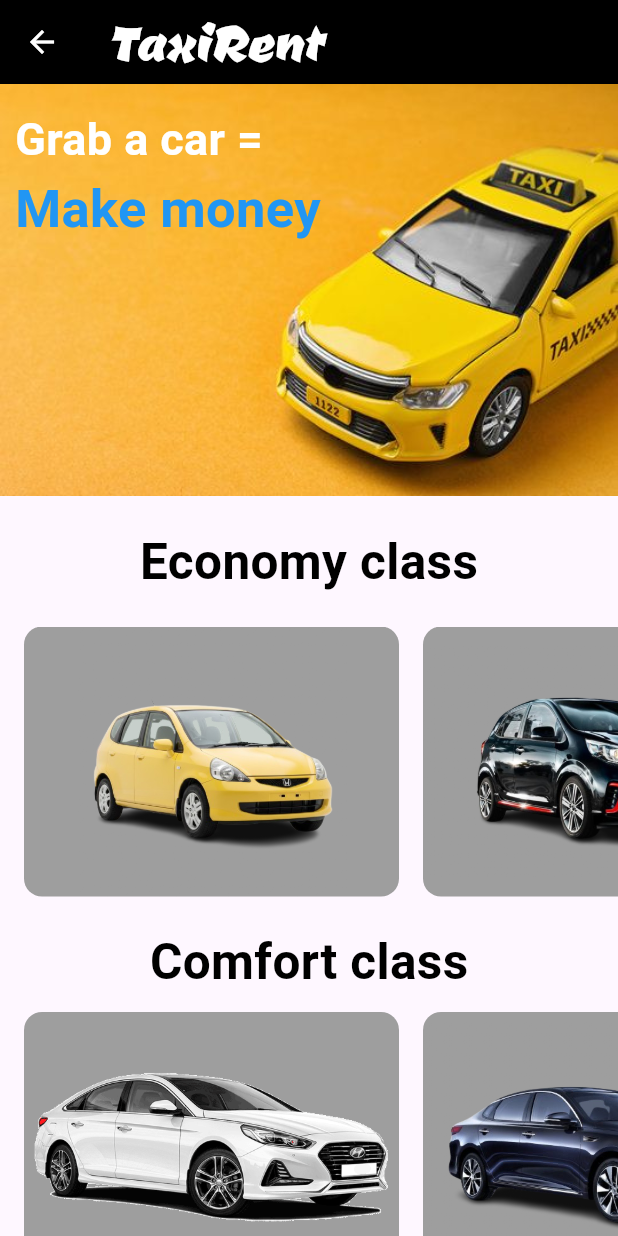
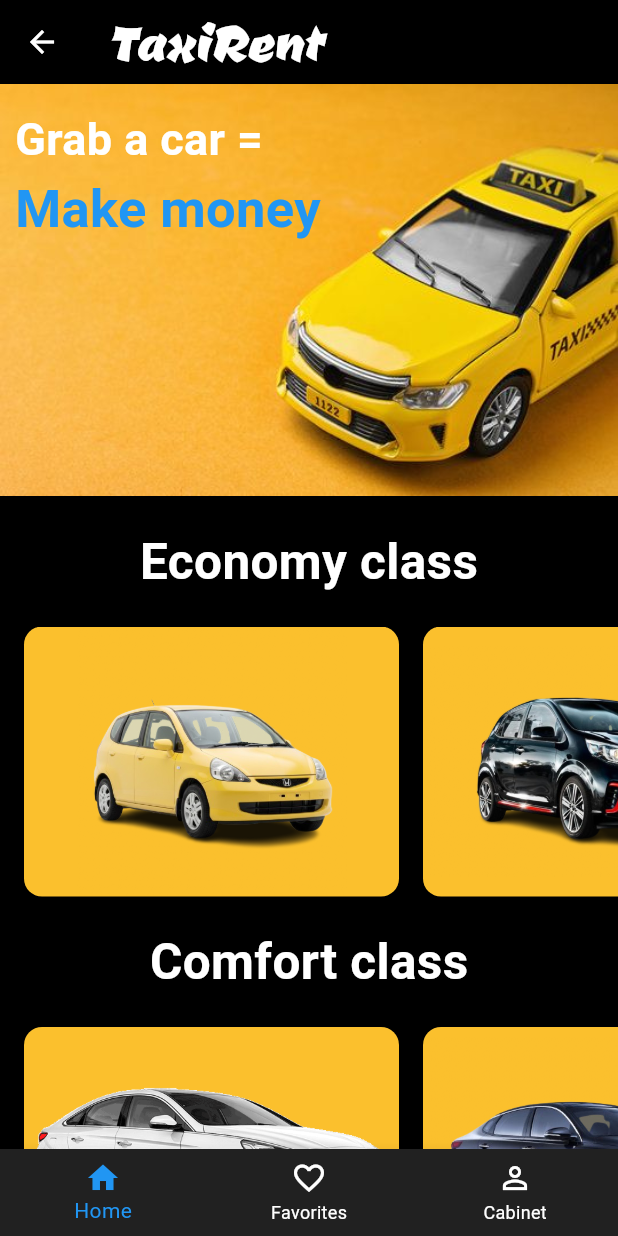
Before and after one commit to akaixo/TaxiRent, a Flutter app: the HomePage screen opened directly, on a phone screen of 412 x 824 dp. Run offline on Flutter 3.47's test engine with Material 3 defaults, Android fonts, the phone set to English and light mode, and no system bars.

Commit message:
changed the design

```diff
--- a/lib/home_page.dart
+++ b/lib/home_page.dart
@@ -1,3 +1,6 @@
+import 'package:autorent/honda_fit_page.dart';
+import 'package:autorent/kia_morning_page.dart';
+import 'package:autorent/login_page.dart';
 import 'package:flutter/material.dart';
 
 class HomePage extends StatefulWidget {
@@ -11,6 +14,32 @@ class _HomePageState extends State<HomePage> {
   @override
   Widget build(BuildContext context) {
     return Scaffold(
+      bottomNavigationBar: BottomNavigationBar(
+        backgroundColor: Colors.grey[900],
+        selectedItemColor: Colors.blue,
+        unselectedItemColor: Colors.white,
+        type: BottomNavigationBarType.fixed,
+        showSelectedLabels: true,
+        showUnselectedLabels: true,
+        items: const [
+          BottomNavigationBarItem(
+            icon: Icon(Icons.home_outlined),
+            activeIcon: Icon(Icons.home),
+            label: 'Home',
+          ),
+          BottomNavigationBarItem(
+            icon: Icon(Icons.favorite_border),
+            activeIcon: Icon(Icons.favorite),
+            label: 'Favorites',
+          ),
+          BottomNavigationBarItem(
+            icon: Icon(Icons.person_outline),
+            activeIcon: Icon(Icons.person),
+            label: 'Cabinet',
+          ),
+        ],
+      ),
+      backgroundColor: Colors.black,
       appBar: AppBar(
         backgroundColor: Colors.black,
         title: const Text(
@@ -25,7 +54,10 @@ class _HomePageState extends State<HomePage> {
           onTap: () {
             Navigator.pop(context);
           },
-          child: const Icon(Icons.arrow_back, color: Colors.white),
+          child: const Icon(
+              Icons.arrow_back,
+              color: Colors.white,
+          ),
         ),
       ),
       body: ListView(
@@ -68,12 +100,124 @@ class _HomePageState extends State<HomePage> {
           Padding(
             padding: const EdgeInsets.symmetric(horizontal: 40),
             child: Column(
-              mainAxisAlignment: MainAxisAlignment.start,
+              mainAxisAlignment: MainAxisAlignment.center,
               children: [
                 Text(
                   "Economy class",
                   style: TextStyle(
-                    color: Colors.black,
+                    color: Colors.white,
+                    fontSize: 33,
+                    fontWeight: FontWeight.bold,
+                  ),
+                ),
+              ],
+            ),
+          ),
+          const SizedBox(height: 20),
+          SizedBox(
+            height: 180,
+            child: ListView(
+              scrollDirection: Axis.horizontal,
+              children: [
+                const SizedBox(width: 16),
+                GestureDetector(
+                  onTap: () {
+                    Navigator.push(
+                      context,
+                      MaterialPageRoute(
+                        builder: (context) {
+                          return HondaFitPage();
+                        },
+                      ),
+                    );
+                  },
+                  child: Container(
+                    width: 250,
+                    decoration: BoxDecoration(
+                      borderRadius: BorderRadius.circular(12),
+                      color: Colors.yellow[700],
+                    ),
+                    child: Center(
+                      child: Image.asset(
+                        'assets/images/cars/honda_fit.png',
+                        fit: BoxFit.contain,
+                      ),
+                    ),
+                  ),
+                ),
+                const SizedBox(width: 16),
+                GestureDetector(
+                  onTap: () {
+                    Navigator.push(
+                      context,
+                      MaterialPageRoute(
+                        builder: (context) {
+                          return KiaMorningPage();
+                        },
+                      ),
+                    );
+                  },
+                  child: Container(
+                    width: 250,
+                    decoration: BoxDecoration(
+                      borderRadius: BorderRadius.circular(12),
+                      color: Colors.yellow[700],
+                    ),
+                    child: Center(
+                      child: Image.asset(
+                        'assets/images/cars/kia_morning.png',
+                        fit: BoxFit.contain,
+                      ),
+                    ),
+                  ),
+                ),
+                const SizedBox(width: 16),
+                GestureDetector(
+                  onTap: () {},
+                  child: Container(
+                    width: 250,
+                    decoration: BoxDecoration(
+                      borderRadius: BorderRadius.circular(12),
+                      color: Colors.yellow[700],
+                    ),
+                    child: Center(
+                      child: Image.asset(
+                        'assets/images/cars/chevrolet_cobalt.png',
+                        fit: BoxFit.contain,
+                      ),
+                    ),
+                  ),
+                ),
+                const SizedBox(width: 16),
+                GestureDetector(
+                  onTap: () {},
+                  child: Container(
+                    width: 250,
+                    decoration: BoxDecoration(
+                      borderRadius: BorderRadius.circular(12),
+                      color: Colors.yellow[700],
+                    ),
+                    child: Center(
+                      child: Image.asset(
+                        'assets/images/cars/kia_rio.png',
+                        fit: BoxFit.contain,
+                      ),
+                    ),
+                  ),
+                ),
+              ],
+            ),
+          ),
+          const SizedBox(height: 20),
+          Padding(
+            padding: const EdgeInsets.symmetric(horizontal: 40),
+            child: Column(
+              mainAxisAlignment: MainAxisAlignment.center,
+              children: [
+                Text(
+                  "Comfort class",
+                  style: TextStyle(
+                    color: Colors.white,
                     fontSize: 33,
                     fontWeight: FontWeight.bold,
                   ),
@@ -94,101 +238,7 @@ class _HomePageState extends State<HomePage> {
                     width: 250,
                     decoration: BoxDecoration(
                       borderRadius: BorderRadius.circular(12),
-                      color: Colors.grey,
-                    ),
-                    child: Center(
-                      child: Image.asset(
-                        'assets/images/cars/honda_fit.png',
-                        fit: BoxFit.contain,
-                      ),
-                    ),
-                  ),
-                ),
-                const SizedBox(width: 16),
-                GestureDetector(
-                  onTap: () {},
-                  child: Container(
-                    width: 250,
-                    decoration: BoxDecoration(
-                      borderRadius: BorderRadius.circular(12),
-                      color: Colors.grey,
-                    ),
-                    child: Center(
-                      child: Image.asset(
-                        'assets/images/cars/kia_morning.png',
-                        fit: BoxFit.contain,
-                      ),
-                    ),
-                  ),
-                ),
-                const SizedBox(width: 16),
-                GestureDetector(
-                  onTap: () {},
-                  child: Container(
-                    width: 250,
-                    decoration: BoxDecoration(
-                      borderRadius: BorderRadius.circular(12),
-                      color: Colors.grey,
-                    ),
-                    child: Center(
-                      child: Image.asset(
-                        'assets/images/cars/chevrolet_cobalt.png',
-                        fit: BoxFit.contain,
-                      ),
-                    ),
-                  ),
-                ),
-                const SizedBox(width: 16),
-                GestureDetector(
-                  onTap: () {},
-                  child: Container(
-                    width: 250,
-                    decoration: BoxDecoration(
-                      borderRadius: BorderRadius.circular(12),
-                      color: Colors.grey,
-                    ),
-                    child: Center(
-                      child: Image.asset(
-                        'assets/images/cars/kia_rio.png',
-                        fit: BoxFit.contain,
-                      ),
-                    ),
-                  ),
-                ),
-              ],
-            ),
-          ),
-          const SizedBox(height: 20),
-          Padding(
-            padding: const EdgeInsets.symmetric(horizontal: 40),
-            child: Column(
-              mainAxisAlignment: MainAxisAlignment.start,
-              children: [
-                Text(
-                  "Comfort class",
-                  style: TextStyle(
-                    color: Colors.black,
-                    fontSize: 33,
-                    fontWeight: FontWeight.bold,
-                  ),
-                ),
-              ],
-            ),
-          ),
-          const SizedBox(height: 10),
-          SizedBox(
-            height: 180,
-            child: ListView(
-              scrollDirection: Axis.horizontal,
-              children: [
-                const SizedBox(width: 16),
-                GestureDetector(
-                  onTap: () {},
-                  child: Container(
-                    width: 250,
-                    decoration: BoxDecoration(
-                      borderRadius: BorderRadius.circular(12),
-                      color: Colors.grey,
+                      color: Colors.yellow[700],
                     ),
                     child: Center(
                       child: Image.asset(
@@ -205,7 +255,7 @@ class _HomePageState extends State<HomePage> {
                     width: 250,
                     decoration: BoxDecoration(
                       borderRadius: BorderRadius.circular(12),
-                      color: Colors.grey,
+                      color: Colors.yellow[700],
                     ),
                     child: Center(
                       child: Image.asset(
@@ -222,7 +272,7 @@ class _HomePageState extends State<HomePage> {
                     width: 250,
                     decoration: BoxDecoration(
                       borderRadius: BorderRadius.circular(12),
-                      color: Colors.grey,
+                      color: Colors.yellow[700],
                     ),
                     child: Center(
                       child: Image.asset(
@@ -239,7 +289,7 @@ class _HomePageState extends State<HomePage> {
                     width: 250,
                     decoration: BoxDecoration(
                       borderRadius: BorderRadius.circular(12),
-                      color: Colors.grey,
+                      color: Colors.yellow[700],
                     ),
                     child: Center(
                       child: Image.asset(
@@ -256,12 +306,12 @@ class _HomePageState extends State<HomePage> {
           Padding(
             padding: const EdgeInsets.symmetric(horizontal: 40),
             child: Column(
-              mainAxisAlignment: MainAxisAlignment.start,
+              mainAxisAlignment: MainAxisAlignment.center,
               children: [
                 Text(
                   "Business class",
                   style: TextStyle(
-                    color: Colors.black,
+                    color: Colors.white,
                     fontSize: 33,
                     fontWeight: FontWeight.bold,
                   ),
@@ -269,7 +319,7 @@ class _HomePageState extends State<HomePage> {
               ],
             ),
           ),
-          const SizedBox(height: 10),
+          const SizedBox(height: 20),
           SizedBox(
             height: 180,
             child: ListView(
@@ -282,7 +332,7 @@ class _HomePageState extends State<HomePage> {
                     width: 250,
                     decoration: BoxDecoration(
                       borderRadius: BorderRadius.circular(12),
-                      color: Colors.grey,
+                      color: Colors.yellow[700],
                     ),
                     child: Center(
                       child: Image.asset(
@@ -299,11 +349,11 @@ class _HomePageState extends State<HomePage> {
                     width: 250,
                     decoration: BoxDecoration(
                       borderRadius: BorderRadius.circular(12),
-                      color: Colors.grey,
+                      color: Colors.yellow[700],
                     ),
                     child: Center(
                       child: Image.asset(
-                        'assets/images/cars/hyundai_elantra.png',
+                        'assets/images/cars/mercedes_e_class.png',
                         fit: BoxFit.contain,
                       ),
                     ),
@@ -316,7 +366,7 @@ class _HomePageState extends State<HomePage> {
                     width: 250,
                     decoration: BoxDecoration(
                       borderRadius: BorderRadius.circular(12),
-                      color: Colors.grey,
+                      color: Colors.yellow[700],
                     ),
                     child: Center(
                       child: Image.asset(
@@ -333,7 +383,7 @@ class _HomePageState extends State<HomePage> {
                     width: 250,
                     decoration: BoxDecoration(
                       borderRadius: BorderRadius.circular(12),
-                      color: Colors.grey,
+                      color: Colors.yellow[700],
                     ),
                     child: Center(
                       child: Image.asset(
@@ -343,13 +393,9 @@ class _HomePageState extends State<HomePage> {
                     ),
                   ),
                 ),
-
-                const SizedBox(width: 16),
               ],
             ),
           ),
-
-          const SizedBox(height: 40),
         ],
       ),
     );
```
Also changed, not shown: lib/honda_fit_page.dart (added, +63 -0 lines), lib/kia_morning_page.dart (added, +63 -0 lines), lib/login_page.dart (+7 -10 lines), assets/images/cars/bmw_5.png (added), assets/images/cars/chevrolet_malibu.png (added), assets/images/cars/lexus_es.png (added), assets/images/cars/mercedes_e_class.png (added), assets/images/cars/toyota_camry.png (added), assets/images/cars/toyota_corolla.png (renamed from assets/images/cars/toyota_corolla.webp), assets/images/title_chevrolet_cobalt.webp (added), assets/images/title_honda_fit.jpg (added), assets/images/title_kia_morning.jpg (added).
